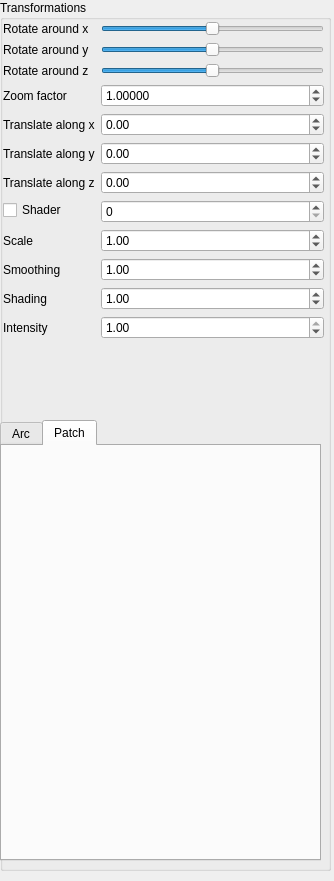
Qt form Labor/GUI/SideWidget.ui (Moenish/II_II-CAGD) before a commit.
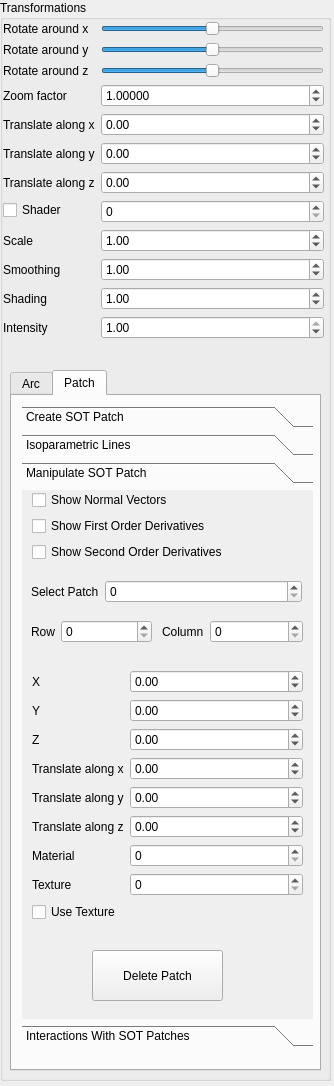
The same form after that commit. The open tabs and pages were chosen to show the change.

The edit to the form file:
```diff
--- a/Labor/GUI/SideWidget.ui
+++ b/Labor/GUI/SideWidget.ui
@@ -7,7 +7,7 @@
     <x>0</x>
     <y>0</y>
     <width>334</width>
-    <height>881</height>
+    <height>1086</height>
    </rect>
   </property>
   <property name="sizePolicy">
@@ -31,7 +31,7 @@
      <x>0</x>
      <y>0</y>
      <width>331</width>
-     <height>871</height>
+     <height>1081</height>
     </rect>
    </property>
    <property name="title">
@@ -307,10 +307,10 @@
    <widget class="QTabWidget" name="page_tabs">
     <property name="geometry">
      <rect>
-      <x>0</x>
-      <y>420</y>
-      <width>321</width>
-      <height>441</height>
+      <x>10</x>
+      <y>370</y>
+      <width>311</width>
+      <height>701</height>
      </rect>
     </property>
     <property name="currentIndex">
@@ -325,6 +325,582 @@
      <attribute name="title">
       <string>Patch</string>
      </attribute>
+     <widget class="QToolBox" name="patchToolBox">
+      <property name="geometry">
+       <rect>
+        <x>10</x>
+        <y>10</y>
+        <width>291</width>
+        <height>641</height>
+       </rect>
+      </property>
+      <property name="currentIndex">
+       <number>0</number>
+      </property>
+      <widget class="QWidget" name="patchCreation">
+       <property name="geometry">
+        <rect>
+         <x>0</x>
+         <y>0</y>
+         <width>291</width>
+         <height>501</height>
+        </rect>
+       </property>
+       <attribute name="label">
+        <string>Create SOT Patch</string>
+       </attribute>
+       <widget class="QToolButton" name="patchInsertButton">
+        <property name="geometry">
+         <rect>
+          <x>70</x>
+          <y>130</y>
+          <width>131</width>
+          <height>51</height>
+         </rect>
+        </property>
+        <property name="text">
+         <string>Insert Patch</string>
+        </property>
+       </widget>
+       <widget class="QWidget" name="formLayoutWidget_13">
+        <property name="geometry">
+         <rect>
+          <x>9</x>
+          <y>9</y>
+          <width>271</width>
+          <height>111</height>
+         </rect>
+        </property>
+        <layout class="QFormLayout" name="patchInsertFormLayout">
+         <item row="0" column="0">
+          <widget class="QLabel" name="patchInsertLabel_UAlpha">
+           <property name="text">
+            <string>U Alpha</string>
+           </property>
+          </widget>
+         </item>
+         <item row="0" column="1">
+          <widget class="QDoubleSpinBox" name="patchInsertDSpinBox_VAlpha"/>
+         </item>
+         <item row="1" column="0">
+          <widget class="QLabel" name="patchInsertLabel_VAlpha">
+           <property name="text">
+            <string>U Alpha</string>
+           </property>
+          </widget>
+         </item>
+         <item row="1" column="1">
+          <widget class="QDoubleSpinBox" name="patchInsertDSpinBox_UAlpha"/>
+         </item>
+         <item row="2" column="0">
+          <widget class="QLabel" name="patchInsertLabel_Scale">
+           <property name="text">
+            <string>Scale</string>
+           </property>
+          </widget>
+         </item>
+         <item row="2" column="1">
+          <widget class="QDoubleSpinBox" name="patchInsertDSpinBox_Scale"/>
+         </item>
+        </layout>
+       </widget>
+       <widget class="QToolButton" name="patchSaveButton">
+        <property name="geometry">
+         <rect>
+          <x>70</x>
+          <y>190</y>
+          <width>131</width>
+          <height>51</height>
+         </rect>
+        </property>
+        <property name="text">
+         <string>Save Patch</string>
+        </property>
+       </widget>
+       <widget class="QToolButton" name="patchLoadButton">
+        <property name="geometry">
+         <rect>
+          <x>70</x>
+          <y>250</y>
+          <width>131</width>
+          <height>51</height>
+         </rect>
+        </property>
+        <property name="text">
+         <string>Load Patch</string>
+        </property>
+       </widget>
+      </widget>
+      <widget class="QWidget" name="patchIsoparametricLines">
+       <attribute name="label">
+        <string>Isoparametric Lines</string>
+       </attribute>
+       <widget class="QWidget" name="formLayoutWidget_15">
+        <property name="geometry">
+         <rect>
+          <x>10</x>
+          <y>10</y>
+          <width>271</width>
+          <height>141</height>
+         </rect>
+        </property>
+        <layout class="QFormLayout" name="patchIsoparametricFormLayout">
+         <item row="0" column="0">
+          <widget class="QLabel" name="patchIsoparametricLabel_UDivCount">
+           <property name="text">
+            <string>U Div Count</string>
+           </property>
+          </widget>
+         </item>
+         <item row="1" column="0">
+          <widget class="QLabel" name="patchIsoparametricLabel_VDivCount">
+           <property name="text">
+            <string>V Div Count</string>
+           </property>
+          </widget>
+         </item>
+         <item row="2" column="0">
+          <widget class="QLabel" name="patchIsoparametricLabel_ULineCount">
+           <property name="text">
+            <string>U Line Count </string>
+           </property>
+          </widget>
+         </item>
+         <item row="3" column="0">
+          <widget class="QLabel" name="patchIsoparametricLabel_VLineCount">
+           <property name="text">
+            <string>V Line Count</string>
+           </property>
+          </widget>
+         </item>
+         <item row="0" column="1">
+          <widget class="QSpinBox" name="patchIsoparametricISpinBox_UDivCount">
+           <property name="minimum">
+            <number>10</number>
+           </property>
+           <property name="maximum">
+            <number>200</number>
+           </property>
+           <property name="value">
+            <number>100</number>
+           </property>
+          </widget>
+         </item>
+         <item row="1" column="1">
+          <widget class="QSpinBox" name="patchIsoparametricISpinBox_VDivCount">
+           <property name="minimum">
+            <number>10</number>
+           </property>
+           <property name="maximum">
+            <number>200</number>
+           </property>
+           <property name="value">
+            <number>100</number>
+           </property>
+          </widget>
+         </item>
+         <item row="2" column="1">
+          <widget class="QSpinBox" name="patchIsoparametricISpinBox_ULineCount">
+           <property name="minimum">
+            <number>2</number>
+           </property>
+           <property name="maximum">
+            <number>10</number>
+           </property>
+           <property name="value">
+            <number>5</number>
+           </property>
+          </widget>
+         </item>
+         <item row="3" column="1">
+          <widget class="QSpinBox" name="patchIsoparametricISpinBox_VLineCount">
+           <property name="minimum">
+            <number>2</number>
+           </property>
+           <property name="maximum">
+            <number>10</number>
+           </property>
+           <property name="value">
+            <number>5</number>
+           </property>
+          </widget>
+         </item>
+        </layout>
+       </widget>
+      </widget>
+      <widget class="QWidget" name="patchManipulation">
+       <property name="geometry">
+        <rect>
+         <x>0</x>
+         <y>0</y>
+         <width>291</width>
+         <height>511</height>
+        </rect>
+       </property>
+       <attribute name="label">
+        <string>Manipulate SOT Patch</string>
+       </attribute>
+       <widget class="QToolButton" name="patchDeleteButton">
+        <property name="geometry">
+         <rect>
+          <x>70</x>
+          <y>460</y>
+          <width>131</width>
+          <height>51</height>
+         </rect>
+        </property>
+        <property name="text">
+         <string>Delete Patch</string>
+        </property>
+       </widget>
+       <widget class="QWidget" name="formLayoutWidget_14">
+        <property name="geometry">
+         <rect>
+          <x>10</x>
+          <y>180</y>
+          <width>271</width>
+          <height>351</height>
+         </rect>
+        </property>
+        <layout class="QFormLayout" name="patchManipulationFormLayout_Positions">
+         <item row="1" column="0">
+          <widget class="QLabel" name="patchManipulateLabel_X">
+           <property name="text">
+            <string>X</string>
+           </property>
+          </widget>
+         </item>
+         <item row="1" column="1">
+          <widget class="QDoubleSpinBox" name="patchManipulateDSpinBox_X">
+           <property name="minimum">
+            <double>-99.989999999999995</double>
+           </property>
+           <property name="singleStep">
+            <double>0.100000000000000</double>
+           </property>
+          </widget>
+         </item>
+         <item row="2" column="0">
+          <widget class="QLabel" name="patchManipulateLabel_Y">
+           <property name="text">
+            <string>Y</string>
+           </property>
+          </widget>
+         </item>
+         <item row="2" column="1">
+          <widget class="QDoubleSpinBox" name="patchManipulateDSpinBox_Y">
+           <property name="minimum">
+            <double>-99.989999999999995</double>
+           </property>
+           <property name="singleStep">
+            <double>0.100000000000000</double>
+           </property>
+          </widget>
+         </item>
+         <item row="3" column="0">
+          <widget class="QLabel" name="patchManipulateLabel_Z">
+           <property name="text">
+            <string>Z</string>
+           </property>
+          </widget>
+         </item>
+         <item row="3" column="1">
+          <widget class="QDoubleSpinBox" name="patchManipulateDSpinBox_Z">
+           <property name="minimum">
+            <double>-99.989999999999995</double>
+           </property>
+           <property name="singleStep">
+            <double>0.100000000000000</double>
+           </property>
+          </widget>
+         </item>
+         <item row="4" column="0">
+          <widget class="QLabel" name="patchManipulateLabel_TranlsateX">
+           <property name="text">
+            <string>Translate along x</string>
+           </property>
+          </widget>
+         </item>
+         <item row="4" column="1">
+          <widget class="QDoubleSpinBox" name="patchManipulateDSpinBox_TranslateX">
+           <property name="minimum">
+            <double>-100.000000000000000</double>
+           </property>
+           <property name="maximum">
+            <double>100.000000000000000</double>
+           </property>
+           <property name="singleStep">
+            <double>0.100000000000000</double>
+           </property>
+          </widget>
+         </item>
+         <item row="5" column="0">
+          <widget class="QLabel" name="patchManipulateLabel_TranslateY">
+           <property name="text">
+            <string>Translate along y</string>
+           </property>
+          </widget>
+         </item>
+         <item row="5" column="1">
+          <widget class="QDoubleSpinBox" name="patchManipulateDSpinBox_TranslateY">
+           <property name="minimum">
+            <double>-100.000000000000000</double>
+           </property>
+           <property name="maximum">
+            <double>100.000000000000000</double>
+           </property>
+           <property name="singleStep">
+            <double>0.100000000000000</double>
+           </property>
+           <property name="stepType">
+            <enum>QAbstractSpinBox::DefaultStepType</enum>
+           </property>
+          </widget>
+         </item>
+         <item row="6" column="0">
+          <widget class="QLabel" name="patchManipulateLabel_TranslateZ">
+           <property name="text">
+            <string>Translate along z</string>
+           </property>
+          </widget>
+         </item>
+         <item row="6" column="1">
+          <widget class="QDoubleSpinBox" name="patchManipulateDSpinBox_TranslateZ">
+           <property name="minimum">
+            <double>-100.000000000000000</double>
+           </property>
+           <property name="maximum">
+            <double>100.000000000000000</double>
+           </property>
+           <property name="singleStep">
+            <double>0.100000000000000</double>
+           </property>
+           <property name="value">
+            <double>0.000000000000000</double>
+           </property>
+          </widget>
+         </item>
+         <item row="7" column="1">
+          <widget class="QSpinBox" name="patchManipulateISpinBox_Material"/>
+         </item>
+         <item row="7" column="0">
+          <widget class="QLabel" name="patchManipulateLabel_Material">
+           <property name="text">
+            <string>Material</string>
+           </property>
+          </widget>
+         </item>
+         <item row="8" column="1">
+          <widget class="QSpinBox" name="patchManipulateISpinBox_Texture"/>
+         </item>
+         <item row="8" column="0">
+          <widget class="QLabel" name="patchManipulateLabel_Texture">
+           <property name="text">
+            <string>Texture</string>
+           </property>
+          </widget>
+         </item>
+         <item row="9" column="0">
+          <widget class="QCheckBox" name="patchManipulateCheckBox_DoTexture">
+           <property name="text">
+            <string>Use Texture</string>
+           </property>
+          </widget>
+         </item>
+        </layout>
+       </widget>
+       <widget class="QWidget" name="formLayoutWidget_17">
+        <property name="geometry">
+         <rect>
+          <x>10</x>
+          <y>0</y>
+          <width>271</width>
+          <height>94</height>
+         </rect>
+        </property>
+        <layout class="QFormLayout" name="patchManipulationFormLayout_CheckBoxes">
+         <item row="1" column="0">
+          <widget class="QCheckBox" name="patchManipulationCheckBox_FirstOrder">
+           <property name="text">
+            <string>Show First Order Derivatives</string>
+           </property>
+          </widget>
+         </item>
+         <item row="2" column="0">
+          <widget class="QCheckBox" name="patchManipulationCheckBox_SecondOrder">
+           <property name="text">
+            <string>Show Second Order Derivatives</string>
+           </property>
+          </widget>
+         </item>
+         <item row="0" column="0">
+          <widget class="QCheckBox" name="patchManipulationCheckBox_NormalVector">
+           <property name="text">
+            <string>Show Normal Vectors</string>
+           </property>
+          </widget>
+         </item>
+        </layout>
+       </widget>
+       <widget class="QWidget" name="formLayoutWidget_18">
+        <property name="geometry">
+         <rect>
+          <x>9</x>
+          <y>90</y>
+          <width>271</width>
+          <height>41</height>
+         </rect>
+        </property>
+        <layout class="QFormLayout" name="patchManipulationFormLayout_SelectPatch">
+         <item row="0" column="1">
+          <widget class="QSpinBox" name="patchManipulateISpinBox_SelectPatch">
+           <property name="minimum">
+            <number>0</number>
+           </property>
+           <property name="maximum">
+            <number>100</number>
+           </property>
+           <property name="value">
+            <number>0</number>
+           </property>
+          </widget>
+         </item>
+         <item row="0" column="0">
+          <widget class="QLabel" name="patchManipulateLabel_SelectPatch">
+           <property name="text">
+            <string>Select Patch</string>
+           </property>
+          </widget>
+         </item>
+        </layout>
+       </widget>
+       <widget class="QWidget" name="formLayoutWidget_19">
+        <property name="geometry">
+         <rect>
+          <x>9</x>
+          <y>130</y>
+          <width>121</width>
+          <height>51</height>
+         </rect>
+        </property>
+        <layout class="QFormLayout" name="patchManipulationFormLayoutSelectRow">
+         <item row="0" column="0">
+          <widget class="QLabel" name="patchManipulateLabel_SelectRow">
+           <property name="text">
+            <string>Row</string>
+           </property>
+          </widget>
+         </item>
+         <item row="0" column="1">
+          <widget class="QSpinBox" name="patchManipulateISpinBox_SelectRow">
+           <property name="minimum">
+            <number>0</number>
+           </property>
+           <property name="maximum">
+            <number>100</number>
+           </property>
+           <property name="value">
+            <number>0</number>
+           </property>
+          </widget>
+         </item>
+        </layout>
+       </widget>
+       <widget class="QWidget" name="formLayoutWidget_20">
+        <property name="geometry">
+         <rect>
+          <x>140</x>
+          <y>130</y>
+          <width>141</width>
+          <height>51</height>
+         </rect>
+        </property>
+        <layout class="QFormLayout" name="patchManipulationFormLayout_SelectColumn">
+         <item row="0" column="0">
+          <widget class="QLabel" name="patchManipulateLabel_SelectColumn">
+           <property name="text">
+            <string>Column</string>
+           </property>
+          </widget>
+         </item>
+         <item row="0" column="1">
+          <widget class="QSpinBox" name="patchManipulateISpinBox_SelectColumn">
+           <property name="enabled">
+            <bool>true</bool>
+           </property>
+           <property name="minimum">
+            <number>0</number>
+           </property>
+           <property name="maximum">
+            <number>100</number>
+           </property>
+           <property name="value">
+            <number>0</number>
+           </property>
+          </widget>
+         </item>
+        </layout>
+       </widget>
+       <zorder>formLayoutWidget_14</zorder>
+       <zorder>formLayoutWidget_17</zorder>
+       <zorder>patchDeleteButton</zorder>
+       <zorder>formLayoutWidget_18</zorder>
+       <zorder>formLayoutWidget_19</zorder>
+       <zorder>formLayoutWidget_20</zorder>
+      </widget>
+      <widget class="QWidget" name="patchInteraction">
+       <property name="geometry">
+        <rect>
+         <x>0</x>
+         <y>0</y>
+         <width>291</width>
+         <height>501</height>
+        </rect>
+       </property>
+       <attribute name="label">
+        <string>Interactions With SOT Patches</string>
+       </attribute>
+       <widget class="QToolButton" name="patchContinueButton">
+        <property name="geometry">
+         <rect>
+          <x>70</x>
+          <y>20</y>
+          <width>131</width>
+          <height>51</height>
+         </rect>
+        </property>
+        <property name="text">
+         <string>Continue Patch</string>
+        </property>
+       </widget>
+       <widget class="QToolButton" name="patchMergeButton">
+        <property name="geometry">
+         <rect>
+          <x>70</x>
+          <y>160</y>
+          <width>131</width>
+          <height>51</height>
+         </rect>
+        </property>
+        <property name="text">
+         <string>Merge Patches</string>
+        </property>
+       </widget>
+       <widget class="QToolButton" name="patchJoinButton">
+        <property name="geometry">
+         <rect>
+          <x>70</x>
+          <y>90</y>
+          <width>131</width>
+          <height>51</height>
+         </rect>
+        </property>
+        <property name="text">
+         <string>JoinPatches</string>
+        </property>
+       </widget>
+      </widget>
+     </widget>
     </widget>
    </widget>
   </widget>
```
Left out of the diff: 352 changed lines with no effect on the pictures.
